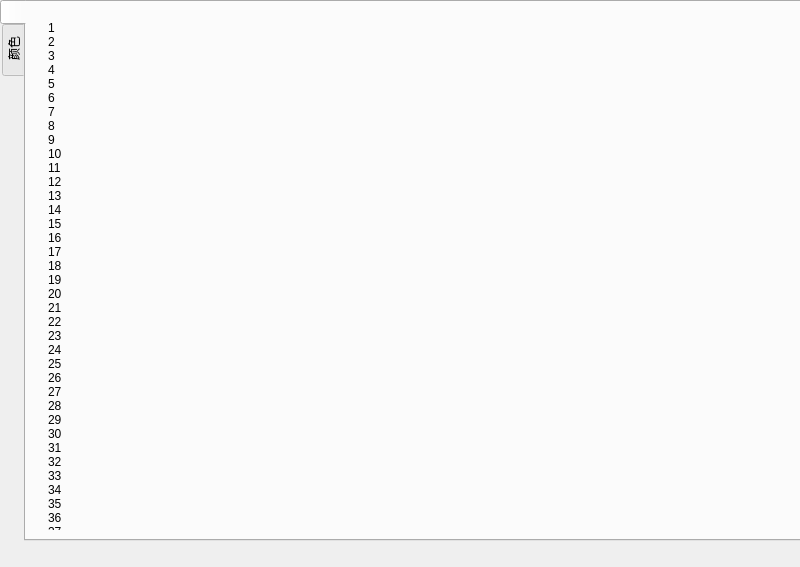
The window that HelloFinger/mainwindow.ui (Magiclxw/HelloFinger) describes before a commit, drawn with Qt 5.
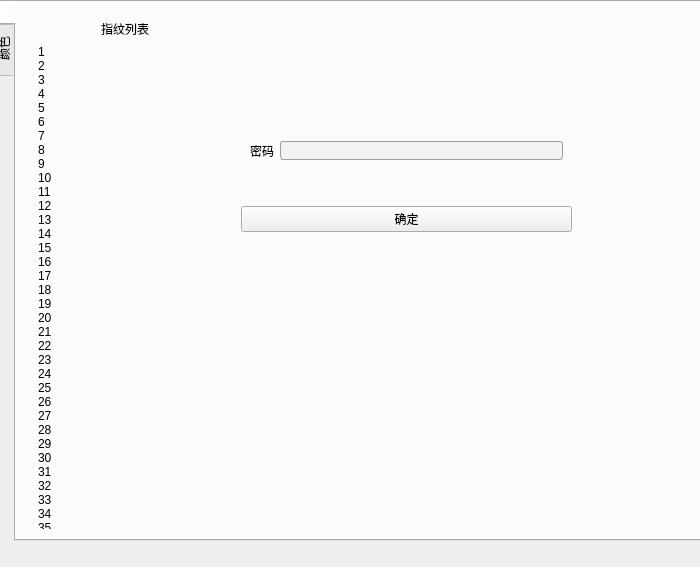
The same window after the commit. The open tabs and pages were chosen to show the change. Icons and pictures are not drawn.

Commit message: qt 添加开机密码发送功能

Diff of the .ui file:
```diff
--- a/HelloFinger/mainwindow.ui
+++ b/HelloFinger/mainwindow.ui
@@ -6,13 +6,13 @@
    <rect>
     <x>0</x>
     <y>0</y>
-    <width>800</width>
+    <width>700</width>
     <height>567</height>
    </rect>
   </property>
   <property name="minimumSize">
    <size>
-    <width>800</width>
+    <width>700</width>
     <height>567</height>
    </size>
   </property>
@@ -35,9 +35,9 @@
    <widget class="QTabWidget" name="tabWidget">
     <property name="geometry">
      <rect>
-      <x>0</x>
+      <x>-10</x>
       <y>0</y>
-      <width>801</width>
+      <width>711</width>
       <height>541</height>
      </rect>
     </property>
@@ -47,6 +47,18 @@
       <verstretch>0</verstretch>
      </sizepolicy>
     </property>
+    <property name="minimumSize">
+     <size>
+      <width>600</width>
+      <height>0</height>
+     </size>
+    </property>
+    <property name="maximumSize">
+     <size>
+      <width>800</width>
+      <height>16777215</height>
+     </size>
+    </property>
     <property name="layoutDirection">
      <enum>Qt::LeftToRight</enum>
     </property>
@@ -79,36 +91,33 @@
      <attribute name="title">
       <string/>
      </attribute>
+     <layout class="QHBoxLayout" name="horizontalLayout_3">
+      <item>
      <widget class="QWidget" name="widget" native="true">
-      <property name="geometry">
-       <rect>
-        <x>9</x>
-        <y>9</y>
-        <width>211</width>
-        <height>521</height>
-       </rect>
-      </property>
       <property name="sizePolicy">
        <sizepolicy hsizetype="Preferred" vsizetype="Preferred">
         <horstretch>0</horstretch>
         <verstretch>0</verstretch>
        </sizepolicy>
       </property>
+        <property name="maximumSize">
+         <size>
+          <width>200</width>
+          <height>16777215</height>
+         </size>
+        </property>
       <property name="layoutDirection">
        <enum>Qt::LeftToRight</enum>
       </property>
       <property name="styleSheet">
        <string notr="true">background-color: rgba(255, 255, 255, 0);</string>
       </property>
+        <layout class="QVBoxLayout" name="verticalLayout_3">
+         <property name="bottomMargin">
+          <number>0</number>
+         </property>
+         <item>
       <widget class="QLabel" name="label">
-       <property name="geometry">
-        <rect>
-         <x>273</x>
-         <y>9</y>
-         <width>48</width>
-         <height>16</height>
-        </rect>
-       </property>
        <property name="sizePolicy">
         <sizepolicy hsizetype="Preferred" vsizetype="Preferred">
          <horstretch>0</horstretch>
@@ -128,14 +137,14 @@
         <set>Qt::AlignCenter</set>
        </property>
       </widget>
+         </item>
+         <item>
       <widget class="QListWidget" name="listWidget">
-       <property name="geometry">
-        <rect>
-         <x>9</x>
-         <y>9</y>
-         <width>191</width>
-         <height>511</height>
-        </rect>
+           <property name="minimumSize">
+            <size>
+             <width>20</width>
+             <height>0</height>
+            </size>
        </property>
        <property name="contextMenuPolicy">
         <enum>Qt::CustomContextMenu</enum>
@@ -492,7 +501,183 @@
         </property>
        </item>
       </widget>
-     </widget>
+         </item>
+        </layout>
+       </widget>
+      </item>
+      <item>
+       <widget class="QStackedWidget" name="stackedWidget">
+        <property name="currentIndex">
+         <number>1</number>
+        </property>
+        <widget class="QWidget" name="page">
+         <widget class="QWidget" name="widget_3" native="true">
+          <property name="geometry">
+           <rect>
+            <x>0</x>
+            <y>10</y>
+            <width>401</width>
+            <height>171</height>
+           </rect>
+          </property>
+         </widget>
+        </widget>
+        <widget class="QWidget" name="page_2">
+         <widget class="QWidget" name="widget_4" native="true">
+          <property name="geometry">
+           <rect>
+            <x>10</x>
+            <y>90</y>
+            <width>331</width>
+            <height>131</height>
+           </rect>
+          </property>
+          <property name="styleSheet">
+           <string notr="true">QLineEdit[echoMode=&quot;2&quot;] { /* QLineEdit有输入掩码时的状态 */
+	lineedit-password-character: 9679;
+	lineedit-password-mask-delay: 2000;
+}</string>
+          </property>
+          <layout class="QVBoxLayout" name="verticalLayout_4">
+           <item>
+            <widget class="QWidget" name="widget_5" native="true">
+             <layout class="QHBoxLayout" name="horizontalLayout_5">
+              <item>
+               <widget class="QLabel" name="label_5">
+                <property name="text">
+                 <string>密码</string>
+                </property>
+               </widget>
+              </item>
+              <item>
+               <widget class="QLineEdit" name="lineedit_windowsPassword">
+                <property name="styleSheet">
+                 <string notr="true">QLineEdit {
+	border: 1px solid #A0A0A0; /* 边框宽度为1px，颜色为#A0A0A0 */
+	border-radius: 3px; /* 边框圆角 */
+	padding-left: 5px; /* 文本距离左边界有5px */
+	background-color: #F2F2F2; /* 背景颜色 */
+	color: #A0A0A0; /* 文本颜色 */
+	selection-background-color: #A0A0A0; /* 选中文本的背景颜色 */
+	selection-color: #F2F2F2; /* 选中文本的颜色 */
+	font-family: &quot;Microsoft YaHei&quot;; /* 文本字体族 */
+	font-size: 10pt; /* 文本字体大小 */
+}
+QLineEdit[echoMode=&quot;2&quot;] {
+    lineedit-password-character:9679;
+}</string>
+                </property>
+                <property name="inputMethodHints">
+                 <set>Qt::ImhNone</set>
+                </property>
+               </widget>
+              </item>
+             </layout>
+            </widget>
+           </item>
+           <item>
+            <widget class="QPushButton" name="pushButton_windowspassword">
+             <property name="text">
+              <string>确定</string>
+             </property>
+            </widget>
+           </item>
+          </layout>
+         </widget>
+        </widget>
+        <widget class="QWidget" name="page_account_password">
+         <widget class="QWidget" name="widget_6" native="true">
+          <property name="geometry">
+           <rect>
+            <x>40</x>
+            <y>80</y>
+            <width>331</width>
+            <height>161</height>
+           </rect>
+          </property>
+          <layout class="QVBoxLayout" name="verticalLayout_5">
+           <item>
+            <widget class="QWidget" name="widget_7" native="true">
+             <layout class="QHBoxLayout" name="horizontalLayout_4">
+              <item>
+               <widget class="QLabel" name="label_6">
+                <property name="text">
+                 <string>账号</string>
+                </property>
+               </widget>
+              </item>
+              <item>
+               <widget class="QLineEdit" name="lineEdit"/>
+              </item>
+             </layout>
+            </widget>
+           </item>
+           <item>
+            <widget class="QWidget" name="widget_8" native="true">
+             <layout class="QHBoxLayout" name="horizontalLayout_6">
+              <item>
+               <widget class="QLabel" name="label_7">
+                <property name="text">
+                 <string>密码</string>
+                </property>
+               </widget>
+              </item>
+              <item>
+               <widget class="QLineEdit" name="lineEdit_password"/>
+              </item>
+             </layout>
+            </widget>
+           </item>
+           <item>
+            <widget class="QPushButton" name="pushButton_2">
+             <property name="text">
+              <string>确定</string>
+             </property>
+            </widget>
+           </item>
+          </layout>
+         </widget>
+        </widget>
+        <widget class="QWidget" name="page_password">
+         <widget class="QWidget" name="widget_9" native="true">
+          <property name="geometry">
+           <rect>
+            <x>20</x>
+            <y>70</y>
+            <width>371</width>
+            <height>161</height>
+           </rect>
+          </property>
+          <layout class="QVBoxLayout" name="verticalLayout_6">
+           <item>
+            <widget class="QWidget" name="widget_10" native="true">
+             <layout class="QHBoxLayout" name="horizontalLayout_7">
+              <item>
+               <widget class="QLabel" name="label_8">
+                <property name="text">
+                 <string>密码</string>
+                </property>
+               </widget>
+              </item>
+              <item>
+               <widget class="QLineEdit" name="lineEdit_password_o"/>
+              </item>
+             </layout>
+            </widget>
+           </item>
+           <item>
+            <widget class="QPushButton" name="pushButton_3">
+             <property name="text">
+              <string>PushButton</string>
+             </property>
+            </widget>
+           </item>
+          </layout>
+         </widget>
+        </widget>
+       </widget>
+      </item>
+     </layout>
     </widget>
     <widget class="QWidget" name="tab_2">
      <attribute name="title">
@@ -565,13 +750,6 @@
             </property>
            </widget>
           </item>
-          <item>
-           <widget class="QLabel" name="label_5">
-            <property name="text">
-             <string>A</string>
-            </property>
-           </widget>
-          </item>
          </layout>
         </widget>
        </item>
```
Left out of the diff: 20 changed lines with no effect on the pictures. Lines whose indentation alone changed are shown as unchanged. The commit also changes 6 other files.
